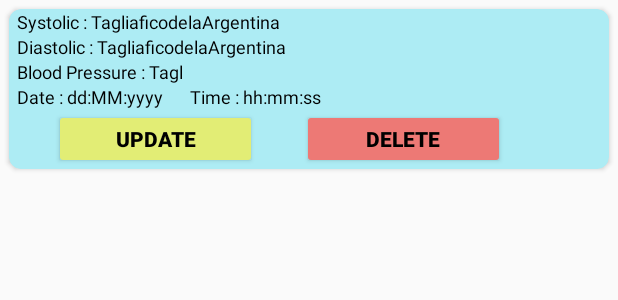
After one commit to LamisaDeya/SoftWare_Final_Project, an Android app: the layout data.xml on its own in the app's theme, with its tools: preview values and no code run, on a phone screen of 412 x 824 dp. The commit adds this screen. Shown: the top 300 px of the screen. Run offline under Robolectric (Android 15) with nearby library versions, the phone set to English and light mode, and no system bars.

Commit message:
Adapter Created and Data Shown

```diff
--- /dev/null
+++ b/app/src/main/res/layout/data.xml
@@ -0,0 +1,155 @@
+<?xml version="1.0" encoding="utf-8"?>
+<androidx.cardview.widget.CardView xmlns:android="http://schemas.android.com/apk/res/android"
+    android:layout_width="match_parent"
+    android:layout_height="wrap_content"
+    xmlns:app="http://schemas.android.com/apk/res-auto"
+    android:backgroundTint="#ADECF4"
+    android:layout_margin="6dp"
+    app:cardCornerRadius="8dp">
+
+    <LinearLayout
+        android:layout_width="match_parent"
+        android:layout_height="match_parent"
+        android:orientation="vertical"
+        android:gravity="left"
+        >
+
+        <LinearLayout
+            android:layout_width="match_parent"
+            android:layout_height="wrap_content"
+            android:orientation="horizontal"
+            android:gravity="left"
+            >
+            <TextView
+                android:layout_width="wrap_content"
+                android:layout_height="wrap_content"
+                android:textColor="@color/black"
+                android:textSize="12sp"
+                android:text="Systolic : "
+                android:layout_marginLeft="5dp"
+                />
+            <TextView
+                android:layout_width="wrap_content"
+                android:layout_height="wrap_content"
+                android:textColor="@color/black"
+                android:textSize="12sp"
+                android:text="TagliaficodelaArgentina"
+                android:id="@+id/sys"
+                />
+        </LinearLayout>
+        <LinearLayout
+            android:layout_width="match_parent"
+            android:layout_height="wrap_content"
+            android:orientation="horizontal"
+            android:gravity="left"
+            >
+            <TextView
+                android:layout_width="wrap_content"
+                android:layout_height="wrap_content"
+                android:textColor="@color/black"
+                android:textSize="12sp"
+                android:text="Diastolic : "
+                android:layout_marginLeft="5dp"
+                />
+            <TextView
+                android:layout_width="wrap_content"
+                android:layout_height="wrap_content"
+                android:textColor="@color/black"
+                android:textSize="12sp"
+                android:text="TagliaficodelaArgentina"
+                android:id="@+id/dis"
+                />
+        </LinearLayout>
+        <LinearLayout
+            android:layout_width="match_parent"
+            android:layout_height="wrap_content"
+            android:orientation="horizontal"
+            android:gravity="left"
+            >
+            <TextView
+                android:layout_width="wrap_content"
+                android:layout_height="wrap_content"
+                android:textColor="@color/black"
+                android:textSize="12sp"
+                android:text="Blood Pressure : "
+                android:layout_marginLeft="5dp"
+                />
+            <TextView
+                android:layout_width="wrap_content"
+                android:layout_height="wrap_content"
+                android:textColor="@color/black"
+                android:textSize="12sp"
+                android:text="Tagl"
+                android:id="@+id/bp"
+                />
+        </LinearLayout>
+        <LinearLayout
+            android:layout_width="match_parent"
+            android:layout_height="wrap_content"
+            android:orientation="horizontal"
+            android:gravity="left"
+            >
+            <TextView
+                android:layout_width="wrap_content"
+                android:layout_height="wrap_content"
+                android:textColor="@color/black"
+                android:textSize="12sp"
+                android:text="Date : "
+                android:layout_marginLeft="5dp"
+                />
+            <TextView
+                android:layout_width="wrap_content"
+                android:layout_height="wrap_content"
+                android:textColor="@color/black"
+                android:textSize="12sp"
+                android:text="dd:MM:yyyy "
+                android:id="@+id/date"
+                />
+            <TextView
+                android:layout_width="wrap_content"
+                android:layout_height="wrap_content"
+                android:textColor="@color/black"
+                android:textSize="12sp"
+                android:text="Time : "
+                android:layout_marginLeft="15dp"
+                />
+            <TextView
+                android:layout_width="wrap_content"
+                android:layout_height="wrap_content"
+                android:textColor="@color/black"
+                android:textSize="12sp"
+                android:text="hh:mm:ss "
+                android:id="@+id/time"
+                />
+        </LinearLayout>
+
+        <LinearLayout
+            android:layout_width="match_parent"
+            android:layout_height="wrap_content"
+            android:orientation="horizontal"
+            android:gravity="left"
+            >
+        <Button
+            android:layout_width="135dp"
+            android:layout_height="40dp"
+            android:layout_marginLeft="30dp"
+            android:backgroundTint="#E2ED75"
+            android:text="Update"
+            android:textStyle="bold"
+            android:textColor="@android:color/black"
+            android:id="@+id/update"
+            />
+        <Button
+            android:layout_width="135dp"
+            android:layout_height="40dp"
+            android:layout_marginLeft="30dp"
+            android:backgroundTint="#ED7975"
+            android:text="Delete"
+            android:textStyle="bold"
+            android:textColor="@android:color/black"
+            android:id="@+id/delete"
+            />
+    </LinearLayout>
+    </LinearLayout>
+
+</androidx.cardview.widget.CardView>
```
Also changed, not shown: app/src/main/java/com/example/myapplication/dataAdapter.java (added, +65 -0 lines), app/src/main/java/com/example/myapplication/stat.java (+49 -0 lines), app/src/main/res/layout/activity_stat.xml (+19 -2 lines).
